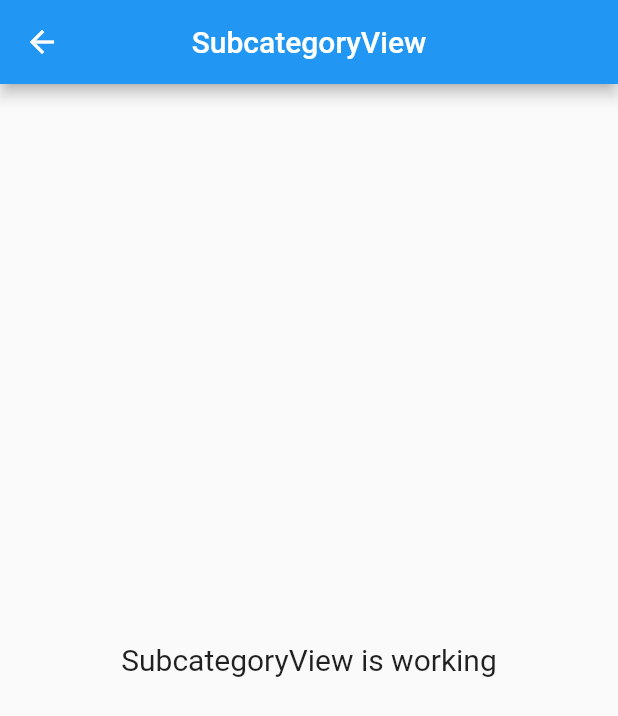
After one commit to MdAdnanMorshed/easystore_key, a Flutter app: the SubcategoryView screen opened by its route, on a phone screen of 412 x 824 dp. The commit adds this screen. Shown: the top 716 px of the screen. Run offline on Flutter 3.47's test engine with Material 2 defaults, Android fonts, the phone set to English and light mode, and no system bars; our stand-ins replace get.

Commit message:
sub category view, controller and binding are added

```diff
--- /dev/null
+++ b/lib/app/modules/subcategory/views/subcategory_view.dart
@@ -0,0 +1,24 @@
+import 'package:flutter/material.dart';
+
+import 'package:get/get.dart';
+
+import '../controllers/subcategory_controller.dart';
+
+class SubcategoryView extends GetView<SubcategoryController> {
+  const SubcategoryView({Key? key}) : super(key: key);
+  @override
+  Widget build(BuildContext context) {
+    return Scaffold(
+      appBar: AppBar(
+        title: const Text('SubcategoryView'),
+        centerTitle: true,
+      ),
+      body: const Center(
+        child: Text(
+          'SubcategoryView is working',
+          style: TextStyle(fontSize: 20),
+        ),
+      ),
+    );
+  }
+}
--- a/lib/app/routes/app_pages.dart
+++ b/lib/app/routes/app_pages.dart
@@ -4,6 +4,8 @@ import '../modules/category/bindings/category_binding.dart';
 import '../modules/category/views/category_view.dart';
 import '../modules/home/bindings/home_binding.dart';
 import '../modules/home/views/home_view.dart';
+import '../modules/subcategory/bindings/subcategory_binding.dart';
+import '../modules/subcategory/views/subcategory_view.dart';
 
 part 'app_routes.dart';
 
@@ -23,5 +25,10 @@ class AppPages {
       page: () => const CategoryView(),
       binding: CategoryBinding(),
     ),
+    GetPage(
+      name: _Paths.SUBCATEGORY,
+      page: () => const SubcategoryView(),
+      binding: SubcategoryBinding(),
+    ),
   ];
 }
--- a/lib/app/routes/app_routes.dart
+++ b/lib/app/routes/app_routes.dart
@@ -5,10 +5,12 @@ abstract class Routes {
   Routes._();
   static const HOME = _Paths.HOME;
   static const CATEGORY = _Paths.CATEGORY;
+  static const SUBCATEGORY = _Paths.SUBCATEGORY;
 }
 
 abstract class _Paths {
   _Paths._();
   static const HOME = '/home';
   static const CATEGORY = '/category';
+  static const SUBCATEGORY = '/subcategory';
 }
```
Also changed, not shown: lib/app/modules/subcategory/bindings/subcategory_binding.dart (added, +12 -0 lines), lib/app/modules/subcategory/controllers/subcategory_controller.dart (added, +23 -0 lines).
